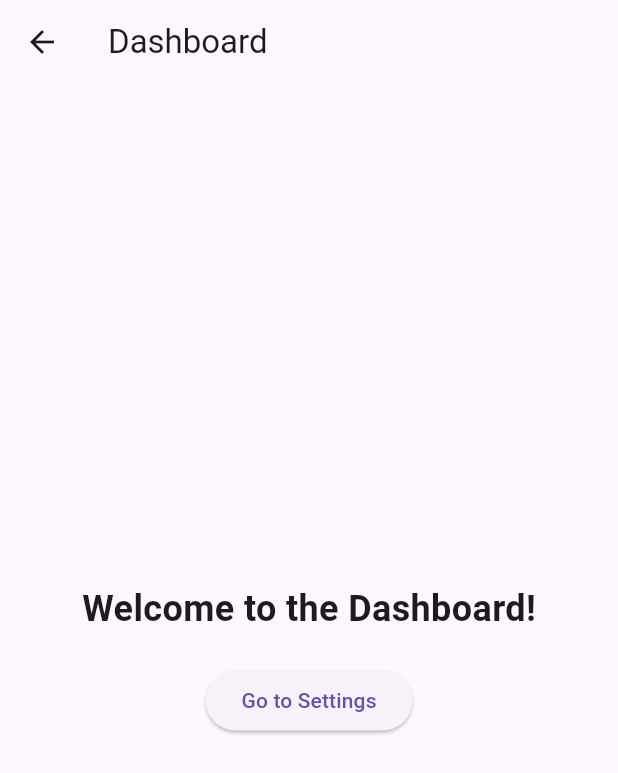
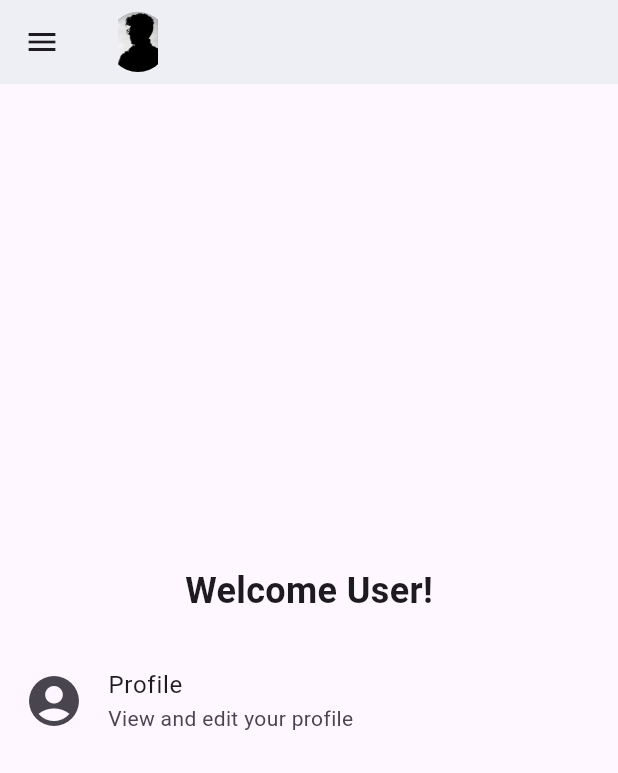
Before and after one commit to mehulsingh010/DailyWellnessApp, a Flutter app: the DashboardScreen screen opened by its route, on a phone screen of 412 x 824 dp. Shown: the top 773 px of the screen. Run offline on Flutter 3.47's test engine with Material 3 defaults, Android fonts, the phone set to English and light mode, and no system bars.

Commit message:
created simple dashboard layout

```diff
--- /dev/null
+++ b/lib/constants/colors.dart
@@ -0,0 +1,7 @@
+import 'package:flutter/material.dart';
+
+const Color tdRed = Color.fromARGB(252, 174, 4, 67);
+const Color tdBlue = Color(0xFF5F52EE);
+const Color tdGrey = Color(0xFF3A3A3A);
+const Color tdBlack = Colors.black;
+const Color tdBGColor = Color(0xFFEEEFF5);
--- a/lib/main.dart
+++ b/lib/main.dart
@@ -1,4 +1,3 @@
-import 'package:dailywellness_app/screens/home.dart';
 import 'package:flutter/material.dart';
 import 'package:dailywellness_app/routes/routes.dart';
 
@@ -16,6 +15,8 @@ class MyApp extends StatelessWidget {
       title: 'DailyWellness',
       debugShowCheckedModeBanner: false,
       theme: ThemeData(primarySwatch: Colors.blue),
+      initialRoute:
+          AppRoutes.initial, // Use the initial route defined in AppRoutes
       routes: AppRoutes.routes, // Use the routes defined in AppRoutes
     );
   }
--- a/lib/routes/routes.dart
+++ b/lib/routes/routes.dart
@@ -4,11 +4,13 @@ import 'package:dailywellness_app/screens/login.dart';
 import 'package:flutter/material.dart';
 
 class AppRoutes {
-  static const String home = '/';
+  static const String initial = '/';
+  static const String home = '/home';
   static const String login = '/login';
   static const String dashboard = '/dashboard';
 
   static final Map<String, WidgetBuilder> routes = {
+    initial: (context) => const LoginScreen(),
     home: (context) => const HomeScreen(),
     login: (context) => const LoginScreen(),
     dashboard: (context) => const DashboardScreen(),
--- a/lib/screens/dashboard.dart
+++ b/lib/screens/dashboard.dart
@@ -1,3 +1,4 @@
+import 'package:dailywellness_app/constants/colors.dart';
 import 'package:flutter/material.dart';
 
 class DashboardScreen extends StatefulWidget {
@@ -11,26 +12,69 @@ class _DashboardScreenState extends State<DashboardScreen> {
   @override
   Widget build(BuildContext context) {
     return Scaffold(
-      appBar: AppBar(title: const Text('Dashboard')),
+      appBar: _buildAppBar(),
+      drawer: Drawer(
+        child: ListView(
+          padding: EdgeInsets.zero,
+          children: [
+            const DrawerHeader(
+              child: Text('Dashboard Menu', style: TextStyle(fontSize: 24)),
+            ),
+            ListTile(
+              title: const Text('Logout'),
+              onTap: () {
+                Navigator.pushNamedAndRemoveUntil(
+                  context,
+                  '/login',
+                  // not to keep the dashboard in the navigation stack
+                  (route) => false,
+                );
+              },
+            ),
+          ],
+        ),
+      ),
       body: Center(
         child: Column(
           mainAxisAlignment: MainAxisAlignment.center,
           children: [
             const Text(
-              'Welcome to the Dashboard!',
+              'Welcome User!',
               style: TextStyle(fontSize: 24, fontWeight: FontWeight.bold),
             ),
             const SizedBox(height: 20),
-            ElevatedButton(
-              onPressed: () {
-                // Handle navigation to settings or other actions
-                Navigator.pushNamed(context, '/settings');
+            ListTile(
+              leading: const Icon(Icons.account_circle, size: 40),
+              title: const Text('Profile'),
+              subtitle: const Text('View and edit your profile'),
+              onTap: () {
+                // Navigate to profile screen
+                Navigator.pushNamed(context, '/profile');
               },
-              child: const Text('Go to Settings'),
             ),
           ],
         ),
       ),
     );
   }
+
+  AppBar _buildAppBar() {
+    return AppBar(
+      elevation: 0,
+      backgroundColor: tdBGColor,
+      title: Row(
+        mainAxisAlignment: MainAxisAlignment.spaceBetween,
+        children: [
+          SizedBox(
+            height: 40,
+            width: 40,
+            child: ClipRRect(
+              borderRadius: BorderRadius.circular(20),
+              child: Image.asset('assets/images/avatar.jpg'),
+            ),
+          ),
+        ],
+      ),
+    );
+  }
 }
```
Also changed, not shown: pubspec.yaml (+3 -4 lines), assets/images/avatar.jpg (added).
